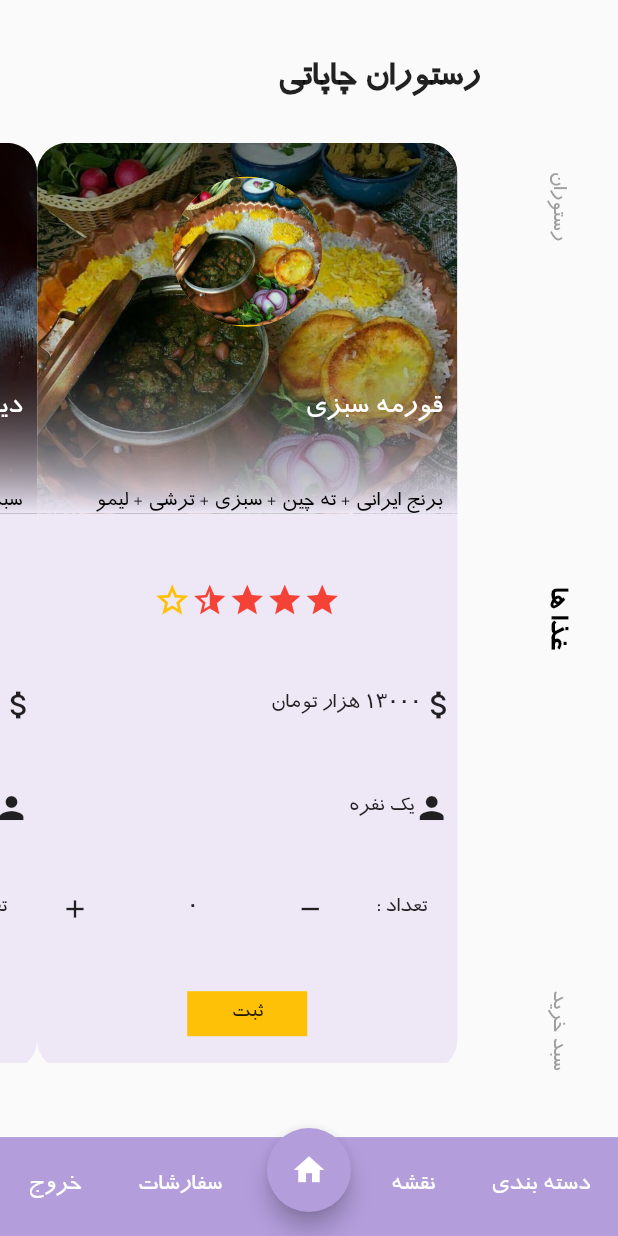
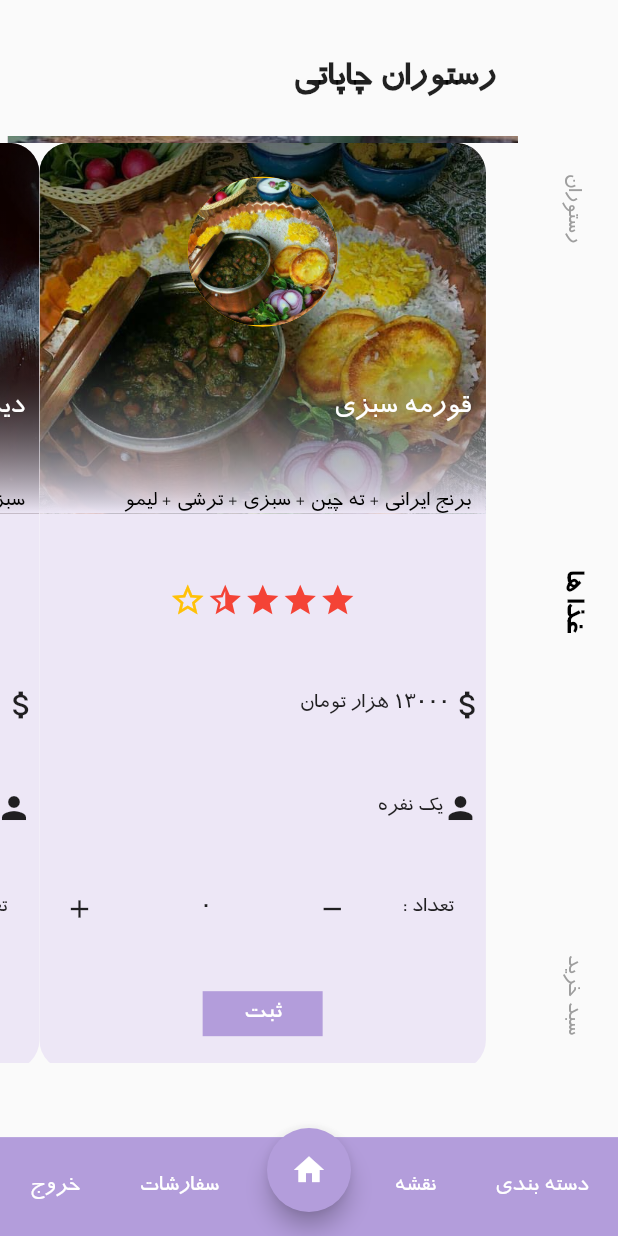
Before and after one commit to sobhan15/food, a Flutter app: the screen it shows after launch, scrolled down 576 dp, on a phone screen of 412 x 824 dp. Run offline on Flutter 3.47's test engine with Material 2 defaults, Android fonts, the phone set to English and light mode, and no system bars; drawn by our look-alikes of smooth_star_rating; our stand-ins replace pin_code_text_field.

Commit message:
adding files

```diff
--- /dev/null
+++ b/lib/FoodData.dart
@@ -0,0 +1 @@
+List basketFood = [];
--- a/lib/FoodItem.dart
+++ b/lib/FoodItem.dart
@@ -2,6 +2,7 @@ import 'dart:core';
 
 import 'package:flutter/material.dart';
 import 'package:smooth_star_rating/smooth_star_rating.dart';
+import 'FoodData.dart' as FoodData;
 
 class FoodItem extends StatefulWidget {
   final String imageFood;
@@ -18,7 +19,7 @@ class FoodItem extends StatefulWidget {
       this.descFood,
       this.ratingFood,
       this.pricefood,
-      this.person})
+      this.person,})
       : super(key: key);
 
   @override
@@ -32,7 +33,9 @@ class _FoodItemState extends State<FoodItem> {
   double ratingFood;
   int pricefood;
   String person;
-  int orderCount=0;
+  int orderCount = 0;
+
+  GlobalKey<ScaffoldState> _scaffoldKey = GlobalKey();
 
   @override
   void initState() {
@@ -50,10 +53,10 @@ class _FoodItemState extends State<FoodItem> {
   @override
   Widget build(BuildContext context) {
     return Scaffold(
+      key: _scaffoldKey,
       body: Center(
         child: Container(
             decoration: BoxDecoration(
-
                 color: Colors.deepPurple[50],
                 borderRadius: BorderRadius.all(Radius.circular(20))),
             width: MediaQuery.of(context).size.width * 1,
@@ -63,21 +66,22 @@ class _FoodItemState extends State<FoodItem> {
               children: <Widget>[
                 Container(
                   decoration: BoxDecoration(
-
                       borderRadius: BorderRadius.all(Radius.circular(20))),
                   child: ClipRRect(
-                    borderRadius: BorderRadius.only(topLeft:Radius.circular(20),
+                      borderRadius: BorderRadius.only(
+                          topLeft: Radius.circular(20),
                           topRight: Radius.circular(20)),
-                    child:Image.asset("images/$imageFood.jpg",
+                      child: Image.asset(
+                        "images/$imageFood.jpg",
                         width: MediaQuery.of(context).size.width * 1,
                         height: MediaQuery.of(context).size.height * 0.3,
                         fit: BoxFit.cover,
-                    )
-                  ),
+                      )),
                 ),
                 Container(
                   decoration: BoxDecoration(
-                    borderRadius: BorderRadius.only(topLeft:Radius.circular(20),
+                      borderRadius: BorderRadius.only(
+                          topLeft: Radius.circular(20),
                           topRight: Radius.circular(20)),
                       gradient: LinearGradient(
                           begin: Alignment.topCenter,
@@ -86,7 +90,6 @@ class _FoodItemState extends State<FoodItem> {
                             Colors.black54,
                             Colors.black12,
                             Colors.deepPurple[50],
-
                           ])),
                   width: MediaQuery.of(context).size.width * 1,
                   height: MediaQuery.of(context).size.height * 0.3,
@@ -203,12 +206,52 @@ class _FoodItemState extends State<FoodItem> {
                         ],
                       ),
                     ),
-                    Container(
+                    GestureDetector(
+                      onTap: () {
+                        if (orderCount == 0) {
+                          _scaffoldKey.currentState.showSnackBar(SnackBar(
+                            backgroundColor: Colors.deepPurple[200],
+                            content: Text(
+                              "لطفا تعداد غدا هارا مشخص کنید",
+                              style: TextStyle(
+                                color: Colors.white,
+                              ),
+                            ),
+                          ));
+                        } else {
+                          _scaffoldKey.currentState.showSnackBar(SnackBar(
+                            backgroundColor: Colors.green,
+                            content: Text(
+                              "به تعداد $orderCount عدد $nameFood به سبد خرید شما اضافه شد",
+                              style: TextStyle(
+                                color: Colors.white,
+                              ),
+                            ),
+                          ));
+
+                          var pickFood = {
+                            "nameFood": nameFood,
+                            "imageFood": imageFood,
+                            "descFood": descFood,
+                            "priceFood": pricefood,
+                            "person": person,
+                            "totalPrice": pricefood * orderCount
+                          };
+
+                          FoodData.basketFood.add(pickFood);
+                          print(FoodData.basketFood);
+                        }
+                      },
+                      child: Container(
                         width: 80,
                         height: 30,
                         alignment: Alignment.center,
-                      child: Text("ثبت"),
-                      color: Colors.amber,
+                        child: Text(
+                          "ثبت",
+                          style: TextStyle(color: Colors.white, fontSize: 18),
+                        ),
+                        color: Colors.deepPurple[200],
+                      ),
                     )
                   ],
                 ),
--- a/lib/FoodList.dart
+++ b/lib/FoodList.dart
@@ -1,6 +1,10 @@
 import 'package:flutter/material.dart';
+import 'package:food/FoodData.dart';
 import 'package:food/FoodItem.dart';
 import 'package:smooth_star_rating/smooth_star_rating.dart';
+
+import 'Basket.dart';
+import 'ResturanList.dart';
 
 class FoodList extends StatefulWidget {
   @override
@@ -13,6 +17,8 @@ class _FoodListState extends State<FoodList> {
   bool activeResturan = true;
   bool activeBasket = false;
   String title = "رستوران ها";
+
+  List basketFood = [];
 
   PageController verPageController;
   PageController horPageController;
@@ -34,12 +40,13 @@ class _FoodListState extends State<FoodList> {
   Widget rightTolbarItem(String name, bool isActive) {
     return Container(
       alignment: Alignment.center,
-      width: MediaQuery.of(context).size.width * 1,
-      height: 70,
+      width: MediaQuery.of(context).size.width * 0.2,
+      height: MediaQuery.of(context).size.height * 0.30,
       child: RotationTransition(
           turns: AlwaysStoppedAnimation(90 / 360),
           child: isActive
               ? Text(name,
+                  maxLines: 1,
                   style: TextStyle(
                       fontSize: 19,
                       color: Colors.black,
@@ -79,11 +86,11 @@ class _FoodListState extends State<FoodList> {
               Row(
                 children: <Widget>[
                   Container(
-                    width: MediaQuery.of(context).size.width * 0.2,
+                    width: MediaQuery.of(context).size.width * 0.15,
                     height: MediaQuery.of(context).size.height * 1,
                     child: Column(
-                      mainAxisAlignment: MainAxisAlignment.spaceAround,
                       children: <Widget>[
+                        Text(""),
                         GestureDetector(
                             onTap: () {
                               toolbarItemOption(false, true, false);
@@ -92,6 +99,7 @@ class _FoodListState extends State<FoodList> {
                                   curve: Curves.linearToEaseOut);
                             },
                             child: rightTolbarItem("رستوران", activeResturan)),
+                        Text(""),
                         GestureDetector(
                             onTap: () {
                               toolbarItemOption(true, false, false);
@@ -100,6 +108,7 @@ class _FoodListState extends State<FoodList> {
                                   curve: Curves.linearToEaseOut);
                             },
                             child: rightTolbarItem("غذا ها", activeFood)),
+                        Text(""),
                         GestureDetector(
                             onTap: () {
                               toolbarItemOption(false, false, true);
@@ -128,7 +137,7 @@ class _FoodListState extends State<FoodList> {
                           ),
                         ),
                         Container(
-                            width: MediaQuery.of(context).size.width * 0.8,
+                            width: MediaQuery.of(context).size.width * 0.85,
                             height: MediaQuery.of(context).size.height * 0.75,
                             child: PageView(
                               controller: verPageController,
@@ -155,10 +164,22 @@ class _FoodListState extends State<FoodList> {
                               scrollDirection: Axis.vertical,
                               children: <Widget>[
                                 Center(
-                                  child: Text("رستوران"),
-                                ),
+                                    child: ResturanList(
+                                  imgName: [
+                                    "zhoan.jpg",
+                                    "ziton.jpg",
+                                    "chapati.jpg",
+                                    "hajsh.jpg",
+                                  ],
+                                  resturanName: [
+                                    "ژوان",
+                                    "زیتون",
+                                    "چاپاتی",
+                                    "حاج شفیع",
+                                  ],
+                                )),
                                 PageView(
-                                  controller:horPageController,
+                                  controller: horPageController,
                                   onPageChanged: (v) {
                                     print(v);
                                   },
@@ -170,7 +191,9 @@ class _FoodListState extends State<FoodList> {
                                           "برنج ایرانی + ته چین + سبزی + ترشی + لیمو",
                                       ratingFood: 3.5,
                                       pricefood: 13000,
-                                        person: "یک"),
+                                      person: "یک",
+
+                                    ),
                                     FoodItem(
                                         imageFood: "dizi",
                                         nameFood: "دیزی سنگی",
@@ -189,9 +212,7 @@ class _FoodListState extends State<FoodList> {
                                         person: "یک"),
                                   ],
                                 ),
-                                Center(
-                                  child: Text("data"),
-                                )
+                                Basket(),
                               ],
                             )),
                       ],
@@ -209,20 +230,20 @@ class _FoodListState extends State<FoodList> {
                     children: <Widget>[
                       Text(
                         "دسته بندی",
-                        style: TextStyle(color: Colors.white, fontSize: 17),
+                        style: TextStyle(color: Colors.white, fontSize: 16),
                       ),
                       Text(
                         "نقشه",
-                        style: TextStyle(color: Colors.white, fontSize: 17),
+                        style: TextStyle(color: Colors.white, fontSize: 16),
                       ),
                       Text("           "),
                       Text(
                         "سفارشات",
-                        style: TextStyle(color: Colors.white, fontSize: 17),
+                        style: TextStyle(color: Colors.white, fontSize: 16),
                       ),
                       Text(
                         "خروج",
-                        style: TextStyle(color: Colors.white, fontSize: 17),
+                        style: TextStyle(color: Colors.white, fontSize: 16),
                       ),
                     ],
                   ),
--- /dev/null
+++ b/lib/ResturanList.dart
@@ -0,0 +1,73 @@
+import 'package:flutter/material.dart';
+
+class ResturanList extends StatefulWidget {
+  final List imgName;
+  final List resturanName;
+
+  const ResturanList({Key key, this.imgName, this.resturanName})
+      : super(key: key);
+
+  @override
+  _ResturanListState createState() => _ResturanListState();
+}
+
+class _ResturanListState extends State<ResturanList> {
+  List imgName;
+  List resturanName;
+  @override
+  void initState() {
+    super.initState();
+    setState(() {
+      this.imgName = widget.imgName;
+      this.resturanName = widget.resturanName;
+    });
+
+
+  }
+
+  @override
+  Widget build(BuildContext context) {
+    return ListView.builder(
+      itemCount: 4,
+      itemBuilder: (context, position) {
+        return Stack(
+          children: <Widget>[
+            Container(
+              margin: EdgeInsets.all(5),
+              child: Image.asset(
+                "images/${imgName[position]}",
+                width: MediaQuery.of(context).size.width * 1,
+                fit: BoxFit.fill,
+                height: MediaQuery.of(context).size.height * 0.2,
+              ),
+            ),
+            Container(
+              margin: EdgeInsets.all(5),
+              decoration: BoxDecoration(
+                  gradient: LinearGradient(
+                      begin: Alignment.topCenter,
+                      end: Alignment.bottomCenter,
+                      colors: [
+                    Colors.black12,
+                    Colors.black26,
+                    Colors.deepPurple[200].withOpacity(0.9)
+                  ])),
+              width: MediaQuery.of(context).size.width * 1,
+              height: MediaQuery.of(context).size.height * 0.2,
+            ),
+            Positioned(
+              bottom: 0,
+              child: Container(
+                alignment: Alignment.center,
+                child: Text(resturanName[position],style: TextStyle(fontSize: 19,color: Colors.white),),
+                height: 30,
+                color: Colors.deepPurple[200].withOpacity(0.3),
+                width: MediaQuery.of(context).size.width * 0.8,
+              ),
+            )
+          ],
+        );
+      },
+    );
+  }
+}
--- a/pubspec.yaml
+++ b/pubspec.yaml
@@ -52,6 +52,10 @@ flutter:
    - images/wb.jpg
    - images/ghorme.jpg
    - images/dizi.jpg
+   - images/zhoan.jpg
+   - images/ziton.jpg
+   - images/chapati.jpg
+   - images/hajsh.jpg
 
 
   # An image asset can refer to one or more resolution-specific "variants", see
```
Also changed, not shown: lib/Basket.dart (added, +48 -0 lines), images/chapati.jpg (added), images/hajsh.jpg (added), images/zhoan.jpg (added), images/ziton.jpg (added). Lines whose indentation alone changed are shown as unchanged.
